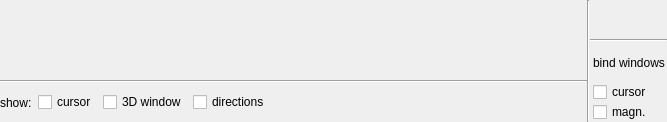
Before: the Qt Designer form Code/Gui/MITK/Modules/niftkDnDDisplay/Resources/UI/niftkSingleViewerControls.ui in NifTK/NifTK, drawn with Qt 5.
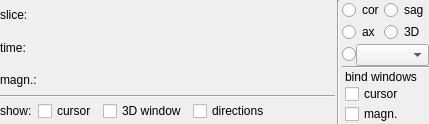
After: the same form once the commit is applied. Custom widgets are drawn as their Qt base class.

Commit message: Bug #2868: Refactorings on DnD display control panel widgets

The edit to the form file:
```diff
--- a/Code/Gui/MITK/Modules/niftkDnDDisplay/Resources/UI/niftkSingleViewerControls.ui
+++ b/Code/Gui/MITK/Modules/niftkDnDDisplay/Resources/UI/niftkSingleViewerControls.ui
@@ -6,8 +6,8 @@
    <rect>
     <x>0</x>
     <y>0</y>
-    <width>667</width>
-    <height>122</height>
+    <width>429</width>
+    <height>113</height>
    </rect>
   </property>
   <property name="sizePolicy">
@@ -20,12 +20,15 @@
    <string>Form</string>
   </property>
   <layout class="QGridLayout" name="m_ControlPanelGridLayout">
+   <property name="horizontalSpacing">
+    <number>2</number>
+   </property>
+   <property name="verticalSpacing">
+    <number>0</number>
+   </property>
    <property name="margin">
     <number>0</number>
    </property>
-   <property name="spacing">
-    <number>0</number>
-   </property>
    <item row="2" column="2" rowspan="3">
     <widget class="QWidget" name="m_WindowBindingWidget" native="true">
      <layout class="QVBoxLayout" name="verticalLayout_2" stretch="0,1,1">
@@ -87,23 +90,86 @@
     </widget>
    </item>
    <item row="0" column="2">
-    <widget class="niftkWindowLayoutWidget" name="m_WindowLayoutWidget" native="true">
-     <layout class="QHBoxLayout" name="horizontalLayout">
-      <property name="spacing">
+    <widget class="QWidget" name="m_WindowLayoutWidget" native="true">
+     <layout class="QGridLayout" name="gridLayout_2">
+      <property name="horizontalSpacing">
        <number>0</number>
       </property>
-      <property name="leftMargin">
-       <number>3</number>
+      <property name="verticalSpacing">
+       <number>2</number>
       </property>
-      <property name="topMargin">
+      <property name="margin">
        <number>0</number>
       </property>
-      <property name="rightMargin">
-       <number>0</number>
-      </property>
-      <property name="bottomMargin">
-       <number>0</number>
-      </property>
+      <item row="2" column="0">
+       <widget class="QRadioButton" name="m_MultiWindowRadioButton">
+        <property name="sizePolicy">
+         <sizepolicy hsizetype="Fixed" vsizetype="Fixed">
+          <horstretch>0</horstretch>
+          <verstretch>0</verstretch>
+         </sizepolicy>
+        </property>
+        <property name="toolTip">
+         <string>&lt;html&gt;&lt;head/&gt;&lt;body&gt;&lt;p&gt;Switches the window layout to show multiple windows.&lt;/p&gt;&lt;/body&gt;&lt;/html&gt;</string>
+        </property>
+        <property name="text">
+         <string/>
+        </property>
+       </widget>
+      </item>
+      <item row="0" column="2">
+       <widget class="QRadioButton" name="m_SagittalWindowRadioButton">
+        <property name="toolTip">
+         <string>&lt;html&gt;&lt;head/&gt;&lt;body&gt;&lt;p&gt;Switches the window layout to one sagittal window.&lt;/p&gt;&lt;/body&gt;&lt;/html&gt;</string>
+        </property>
+        <property name="text">
+         <string>sag</string>
+        </property>
+       </widget>
+      </item>
+      <item row="1" column="2">
+       <widget class="QRadioButton" name="m_3DWindowRadioButton">
+        <property name="toolTip">
+         <string>&lt;html&gt;&lt;head/&gt;&lt;body&gt;&lt;p&gt;Switches the window layout to one 3D window.&lt;/p&gt;&lt;/body&gt;&lt;/html&gt;</string>
+        </property>
+        <property name="text">
+         <string>3D</string>
+        </property>
+       </widget>
+      </item>
+      <item row="0" column="0" colspan="2">
+       <widget class="QRadioButton" name="m_CoronalWindowRadioButton">
+        <property name="toolTip">
+         <string>&lt;html&gt;&lt;head/&gt;&lt;body&gt;&lt;p&gt;Switches the window layout to one coronal window.&lt;/p&gt;&lt;/body&gt;&lt;/html&gt;</string>
+        </property>
+        <property name="text">
+         <string>cor</string>
+        </property>
+       </widget>
+      </item>
+      <item row="1" column="0" colspan="2">
+       <widget class="QRadioButton" name="m_AxialWindowRadioButton">
+        <property name="toolTip">
+         <string>&lt;html&gt;&lt;head/&gt;&lt;body&gt;&lt;p&gt;Switches the window layout to one axial window.&lt;/p&gt;&lt;/body&gt;&lt;/html&gt;</string>
+        </property>
+        <property name="text">
+         <string>ax</string>
+        </property>
+       </widget>
+      </item>
+      <item row="2" column="1" colspan="2">
+       <widget class="QComboBox" name="m_MultiWindowComboBox">
+        <property name="sizePolicy">
+         <sizepolicy hsizetype="Ignored" vsizetype="Fixed">
+          <horstretch>0</horstretch>
+          <verstretch>0</verstretch>
+         </sizepolicy>
+        </property>
+        <property name="toolTip">
+         <string>&lt;html&gt;&lt;head/&gt;&lt;body&gt;&lt;p&gt;Selects a window layout that has multiple windows.&lt;/p&gt;&lt;/body&gt;&lt;/html&gt;</string>
+        </property>
+       </widget>
+      </item>
      </layout>
     </widget>
    </item>
@@ -186,7 +252,58 @@
     </widget>
    </item>
    <item row="0" column="0" rowspan="3">
-    <widget class="niftkImageNavigatorWidget" name="m_SlidersWidget" native="true"/>
+    <widget class="QWidget" name="m_SlidersWidget" native="true">
+     <layout class="QGridLayout" name="gridLayout" columnstretch="0,1">
+      <property name="margin">
+       <number>0</number>
+      </property>
+      <property name="spacing">
+       <number>2</number>
+      </property>
+      <item row="0" column="0">
+       <widget class="QLabel" name="m_SliceIndexLabel">
+        <property name="text">
+         <string>slice:</string>
+        </property>
+       </widget>
+      </item>
+      <item row="0" column="1">
+       <widget class="ctkSliderWidget" name="m_SliceIndexSlider" native="true">
+        <property name="toolTip">
+         <string>&lt;html&gt;&lt;head/&gt;&lt;body&gt;&lt;p&gt;Shows the index of the selected slice in the currently selected 2D window.&lt;/p&gt;&lt;p&gt;Changing the slice index changes the &lt;span style=&quot; font-style:italic;&quot;&gt;selected position&lt;/span&gt; along the dimension that is orthogonal to the plane of the currently selected orientation. The selected position is always bound across the windows of the same viewer. You can bind the selected position across the viewers by the '&lt;span style=&quot; font-style:italic;&quot;&gt;position&lt;/span&gt;' check box in the '&lt;span style=&quot; font-style:italic;&quot;&gt;bind viewers&lt;/span&gt;' section on this panel.&lt;/p&gt;&lt;p&gt;The selected position can be displayed by the &lt;span style=&quot; font-style:italic;&quot;&gt;cursor&lt;/span&gt; (aka. crosshair). Changing the slice index also changes the &lt;span style=&quot; font-style:italic;&quot;&gt;cursor position&lt;/span&gt; in the other two 2D windows of the same viewer.&lt;/p&gt;&lt;/body&gt;&lt;/html&gt;</string>
+        </property>
+       </widget>
+      </item>
+      <item row="1" column="0">
+       <widget class="QLabel" name="m_TimeStepLabel">
+        <property name="text">
+         <string>time:</string>
+        </property>
+       </widget>
+      </item>
+      <item row="1" column="1">
+       <widget class="ctkSliderWidget" name="m_TimeStepSlider" native="true">
+        <property name="toolTip">
+         <string>&lt;html&gt;&lt;head/&gt;&lt;body&gt;&lt;p&gt;Changes the time step of the currently selected&lt;br/&gt;image viewer and also in other image viewers if&lt;br/&gt;the cursor is bound between them.&lt;/p&gt;&lt;/body&gt;&lt;/html&gt;</string>
+        </property>
+       </widget>
+      </item>
+      <item row="2" column="0">
+       <widget class="QLabel" name="m_MagnificationLabel">
+        <property name="text">
+         <string>magn.:</string>
+        </property>
+       </widget>
+      </item>
+      <item row="2" column="1">
+       <widget class="ctkSliderWidget" name="m_MagnificationSlider" native="true">
+        <property name="toolTip">
+         <string>&lt;html&gt;&lt;head/&gt;&lt;body&gt;&lt;p&gt;Changes the magnification in the currently&lt;br/&gt;selected window, and also in other windows&lt;br/&gt;if it is bound between windows or image viewers.&lt;/p&gt;&lt;/body&gt;&lt;/html&gt;</string>
+        </property>
+       </widget>
+      </item>
+     </layout>
+    </widget>
    </item>
    <item row="3" column="0">
     <widget class="Line" name="m_ShowOptionsSeparator">
@@ -206,15 +323,9 @@
  </widget>
  <customwidgets>
   <customwidget>
-   <class>niftkImageNavigatorWidget</class>
+   <class>ctkSliderWidget</class>
    <extends>QWidget</extends>
-   <header location="global">niftkImageNavigatorWidget_p.h</header>
-   <container>1</container>
-  </customwidget>
-  <customwidget>
-   <class>niftkWindowLayoutWidget</class>
-   <extends>QWidget</extends>
-   <header location="global">niftkWindowLayoutWidget_p.h</header>
+   <header>ctkSliderWidget.h</header>
    <container>1</container>
   </customwidget>
  </customwidgets>
```
The commit also changes 15 other files.
